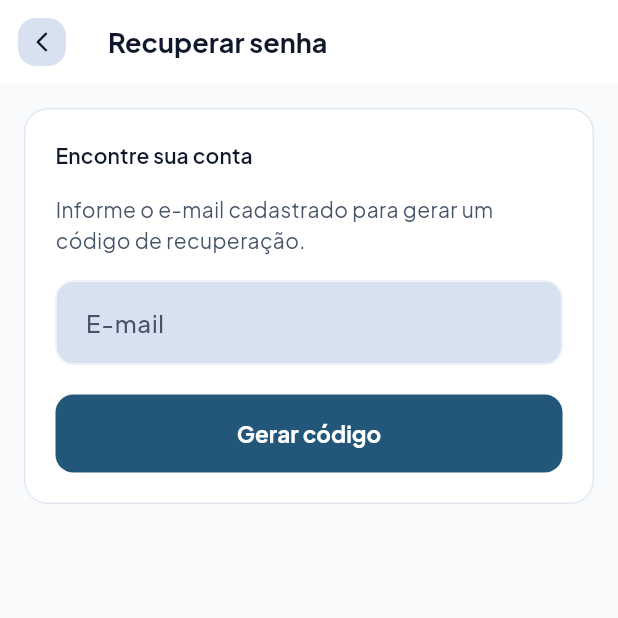
After one commit to JSangaleti/LocalHub_Front-end, a Flutter app: the ForgotPasswordScreen screen opened by its route, on a phone screen of 412 x 824 dp, the top half of it. The commit adds this screen. Run offline on Flutter 3.47's test engine with Material 3 defaults, Android fonts, the phone set to English and light mode, and no system bars; our stand-ins replace google_fonts; accounts and stored records are empty.

Commit message:
feat(auth): adicionar recuperação de senha

```diff
--- a/lib/core/constants/app_routes.dart
+++ b/lib/core/constants/app_routes.dart
@@ -3,6 +3,7 @@ import 'package:flutter/material.dart';
 import '../../screens/admin/admin_hub_screen.dart';
 import '../../screens/auth/login_screen.dart';
 import '../../screens/auth/register_screen.dart';
+import '../../screens/auth/forgot_password_screen.dart';
 import '../../screens/categories/category_detail_screen.dart';
 import '../../screens/categories/category_form_screen.dart';
 import '../../screens/categories/category_list_screen.dart';
@@ -25,6 +26,7 @@ class AppRoutes {
   static const String splash = '/';
   static const String login = '/login';
   static const String register = '/register';
+  static const String forgotPassword = '/forgot-password';
   static const String home = '/home';
   static const String storeProfile = '/store-profile';
   static const String admin = '/admin';
@@ -49,6 +51,7 @@ class AppRoutes {
     splash: (context) => const SplashScreen(),
     login: (context) => const LoginScreen(),
     register: (context) => const RegisterScreen(),
+    forgotPassword: (context) => const ForgotPasswordScreen(),
     home: (context) => const HomeScreen(),
     storeProfile: (context) => const StoreProfileScreen(),
     admin: (context) => const AdminHubScreen(),
--- /dev/null
+++ b/lib/screens/auth/forgot_password_screen.dart
@@ -0,0 +1,162 @@
+import 'package:flutter/material.dart';
+
+import '../../core/constants/app_colors.dart';
+import '../../services/api_service.dart';
+import '../../services/auth_service.dart';
+import '../../utils/ui_helpers.dart';
+import '../../widgets/app_header.dart';
+import '../../widgets/custom_button.dart';
+import '../../widgets/custom_text_field.dart';
+import '../../widgets/detail_widgets.dart';
+
+class ForgotPasswordScreen extends StatefulWidget {
+  const ForgotPasswordScreen({super.key});
+
+  @override
+  State<ForgotPasswordScreen> createState() => _ForgotPasswordScreenState();
+}
+
+class _ForgotPasswordScreenState extends State<ForgotPasswordScreen> {
+  final _formKey = GlobalKey<FormState>();
+  final _emailController = TextEditingController();
+  final _codeController = TextEditingController();
+  final _passwordController = TextEditingController();
+  final _confirmationController = TextEditingController();
+  final _auth = AuthService();
+
+  bool _codeRequested = false;
+  bool _loading = false;
+  String? _developmentCode;
+
+  @override
+  void dispose() {
+    _emailController.dispose();
+    _codeController.dispose();
+    _passwordController.dispose();
+    _confirmationController.dispose();
+    super.dispose();
+  }
+
+  Future<void> _requestCode() async {
+    final email = _emailController.text.trim();
+    if (email.isEmpty || !email.contains('@')) {
+      showErrorSnackBar(context, 'Informe um e-mail válido.');
+      return;
+    }
+    setState(() => _loading = true);
+    try {
+      final code = await _auth.requestPasswordReset(email);
+      if (!mounted) return;
+      setState(() {
+        _codeRequested = true;
+        _developmentCode = code;
+      });
+      showSuccessSnackBar(context, 'Código de recuperação gerado.');
+    } on ApiException catch (e) {
+      if (mounted) showErrorSnackBar(context, e.message);
+    } finally {
+      if (mounted) setState(() => _loading = false);
+    }
+  }
+
+  Future<void> _resetPassword() async {
+    if (!_formKey.currentState!.validate()) return;
+    setState(() => _loading = true);
+    try {
+      await _auth.resetPassword(
+        email: _emailController.text.trim(),
+        code: _codeController.text.trim(),
+        newPassword: _passwordController.text,
+      );
+      if (!mounted) return;
+      showSuccessSnackBar(context, 'Senha alterada. Entre com a nova senha.');
+      Navigator.pop(context);
+    } on ApiException catch (e) {
+      if (mounted) showErrorSnackBar(context, e.message);
+    } finally {
+      if (mounted) setState(() => _loading = false);
+    }
+  }
+
+  @override
+  Widget build(BuildContext context) {
+    return Scaffold(
+      backgroundColor: AppColors.background,
+      appBar: const AppHeader(title: 'Recuperar senha'),
+      body: SingleChildScrollView(
+        padding: const EdgeInsets.all(16),
+        child: Form(
+          key: _formKey,
+          child: FormSection(
+            title: _codeRequested
+                ? 'Defina uma nova senha'
+                : 'Encontre sua conta',
+            children: [
+              Text(
+                _codeRequested
+                    ? 'Digite o código recebido e escolha uma nova senha.'
+                    : 'Informe o e-mail cadastrado para gerar um código de recuperação.',
+              ),
+              const SizedBox(height: 16),
+              CustomTextField(
+                label: 'E-mail',
+                controller: _emailController,
+                keyboardType: TextInputType.emailAddress,
+                enabled: !_codeRequested,
+              ),
+              if (_codeRequested) ...[
+                if (_developmentCode != null) ...[
+                  const SizedBox(height: 12),
+                  Container(
+                    padding: const EdgeInsets.all(12),
+                    decoration: BoxDecoration(
+                      color: AppColors.primaryLight,
+                      borderRadius: BorderRadius.circular(12),
+                    ),
+                    child: Text(
+                      'Ambiente de desenvolvimento: código $_developmentCode',
+                      style: const TextStyle(fontWeight: FontWeight.w600),
+                    ),
+                  ),
+                ],
+                const SizedBox(height: 16),
+                CustomTextField(
+                  label: 'Código de 6 dígitos',
+                  controller: _codeController,
+                  keyboardType: TextInputType.number,
+                  validator: (value) => value?.trim().length == 6
+                      ? null
+                      : 'Informe o código de 6 dígitos',
+                ),
+                const SizedBox(height: 16),
+                CustomTextField(
+                  label: 'Nova senha',
+                  controller: _passwordController,
+                  obscureText: true,
+                  validator: (value) => (value?.length ?? 0) >= 8
+                      ? null
+                      : 'Use pelo menos 8 caracteres',
+                ),
+                const SizedBox(height: 16),
+                CustomTextField(
+                  label: 'Confirmar nova senha',
+                  controller: _confirmationController,
+                  obscureText: true,
+                  validator: (value) => value == _passwordController.text
+                      ? null
+                      : 'As senhas não coincidem',
+                ),
+              ],
+              const SizedBox(height: 20),
+              CustomButton(
+                text: _codeRequested ? 'Alterar senha' : 'Gerar código',
+                isLoading: _loading,
+                onPressed: _codeRequested ? _resetPassword : _requestCode,
+              ),
+            ],
+          ),
+        ),
+      ),
+    );
+  }
+}
--- a/lib/widgets/custom_text_field.dart
+++ b/lib/widgets/custom_text_field.dart
@@ -11,6 +11,7 @@ class CustomTextField extends StatelessWidget {
   final bool readOnly;
   final List<TextInputFormatter>? inputFormatters;
   final String? hintText;
+  final bool enabled;
 
   const CustomTextField({
     super.key,
@@ -23,6 +24,7 @@ class CustomTextField extends StatelessWidget {
     this.readOnly = false,
     this.inputFormatters,
     this.hintText,
+    this.enabled = true,
   });
 
   @override
@@ -35,6 +37,7 @@ class CustomTextField extends StatelessWidget {
       maxLines: maxLines,
       readOnly: readOnly,
       inputFormatters: inputFormatters,
+      enabled: enabled,
       decoration: InputDecoration(
         labelText: label,
         hintText: hintText,
```
Also changed, not shown: lib/screens/auth/login_screen.dart (+23 -43 lines), lib/services/auth_service.dart (+17 -0 lines), 1 other file. Lines whose indentation alone changed are shown as unchanged.
